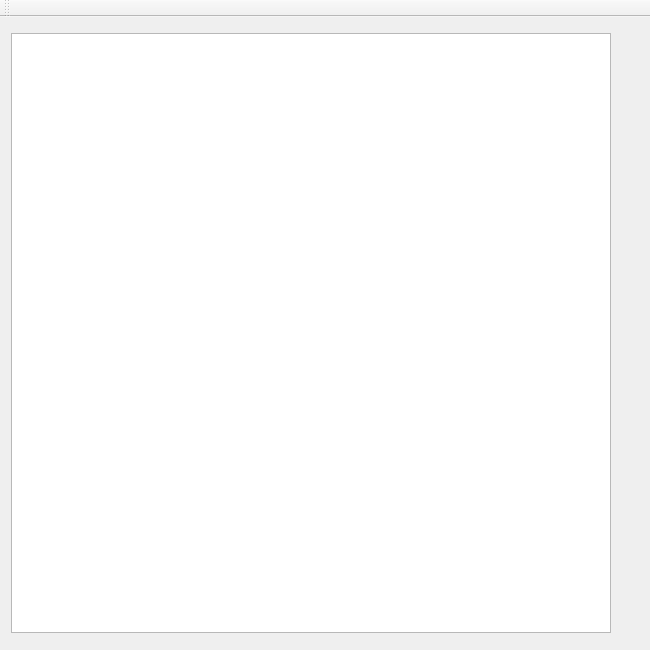
Before: the Qt Designer form SpriteEditor/mainwindow.ui in solosoren/Sprite-Editor, drawn with Qt 5.
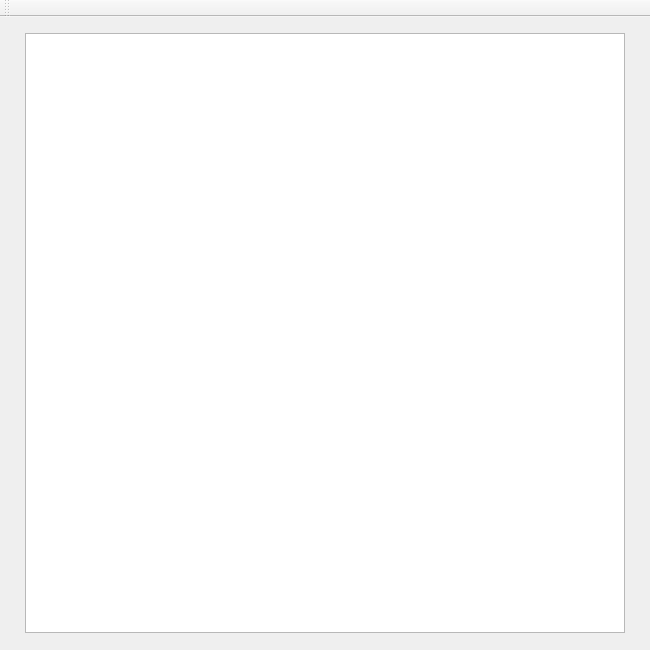
After: the same form once the commit is applied.

Commit message: Fix issue with mouse move event in canvas. Lock GraphicsView to 600x600 size. Center GraphicsView in window.

```diff
--- a/SpriteEditor/mainwindow.ui
+++ b/SpriteEditor/mainwindow.ui
@@ -20,7 +20,7 @@
    <string>Sprite Editor</string>
   </property>
   <widget class="QWidget" name="centralWidget">
-   <layout class="QVBoxLayout" name="verticalLayout">
+   <layout class="QHBoxLayout" name="horizontalLayout">
     <item>
      <widget class="QGraphicsView" name="graphicsView">
       <property name="minimumSize">
@@ -35,6 +35,12 @@
         <height>600</height>
        </size>
       </property>
+      <property name="verticalScrollBarPolicy">
+       <enum>Qt::ScrollBarAlwaysOff</enum>
+      </property>
+      <property name="horizontalScrollBarPolicy">
+       <enum>Qt::ScrollBarAlwaysOff</enum>
+      </property>
      </widget>
     </item>
    </layout>
```
The commit also changes 1 other file.
